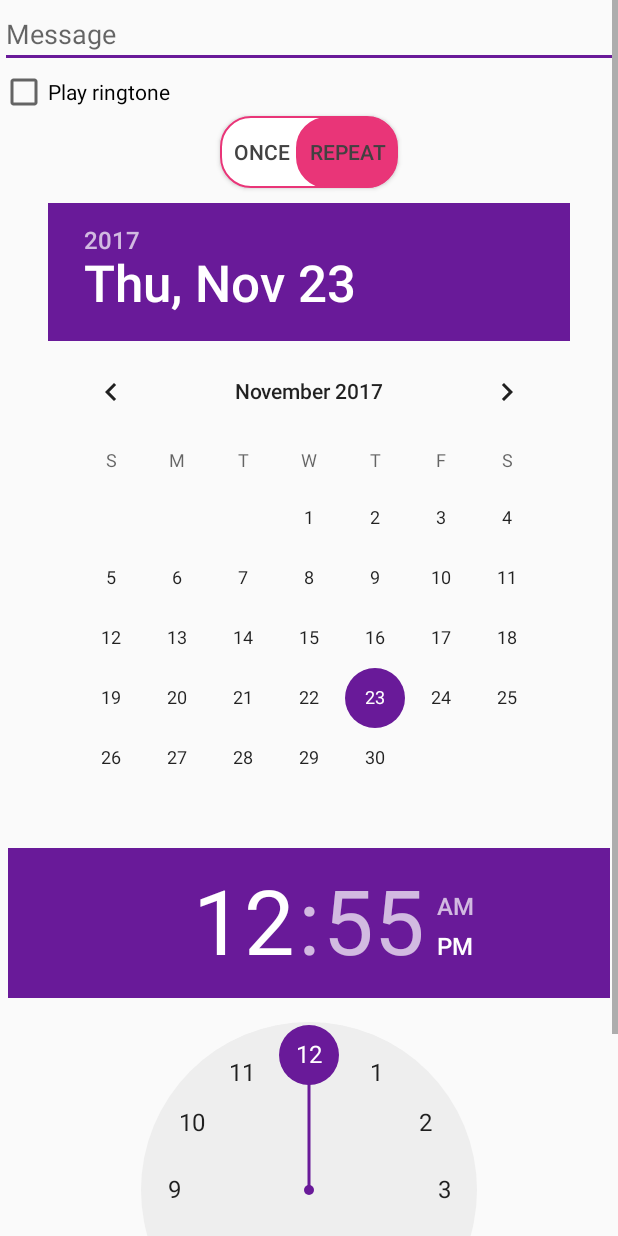
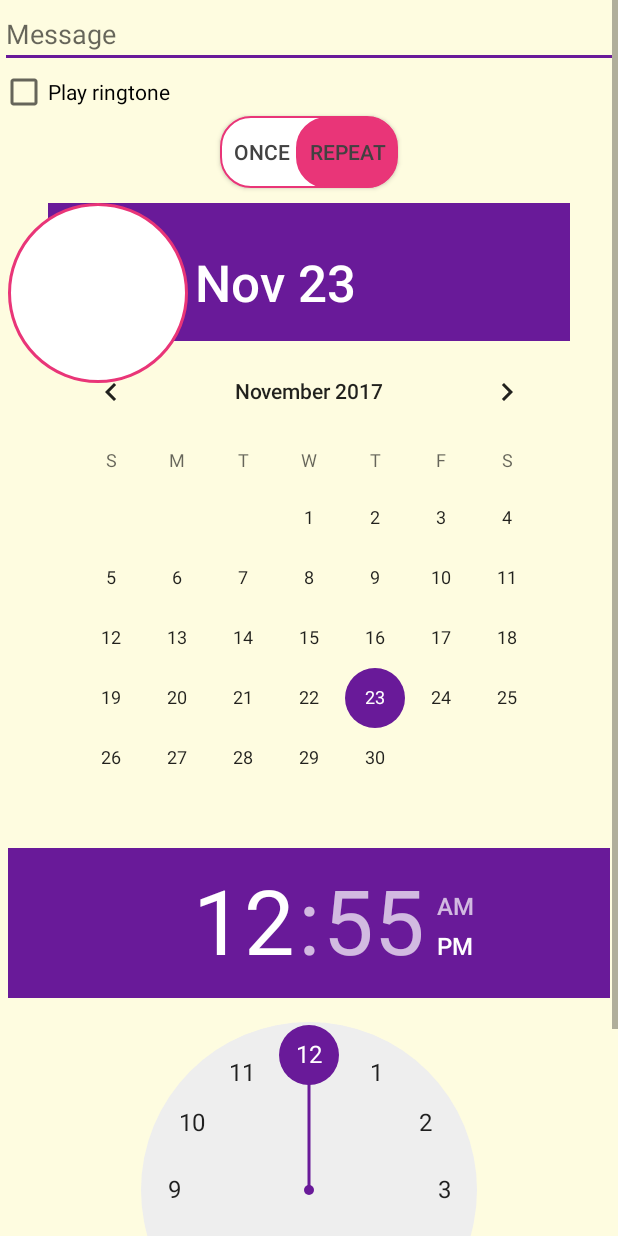
Before and after one commit to oaishi/PocketAid, an Android app: the AddAlarmActivity screen opened directly, with no data from a screen before it, on a phone screen of 412 x 824 dp. Run offline under Robolectric (Android 15) with nearby library versions, the phone set to English and light mode, and no system bars.

```diff
--- a/app/src/main/java/com/example/fariahuq/pocketaid/MainActivity.java
+++ b/app/src/main/java/com/example/fariahuq/pocketaid/MainActivity.java
@@ -59,7 +59,6 @@ public class MainActivity extends ListActivity {
     @Override
     public void onCreate(Bundle savedInstanceState) {
         super.onCreate(savedInstanceState);
-       // requestWindowFeature(Window.FEATURE_NO_TITLE);
         setContentView(R.layout.main);
         findViews();
         db = RemindMe.db;
@@ -104,7 +103,6 @@ public class MainActivity extends ListActivity {
 	private void findViews() {
 		headingText = (TextView) findViewById(R.id.heading_tv);
 		rangeText = (TextView) findViewById(R.id.range_tv);
-//		vs = (ViewSwitcher) findViewById(R.id.view_switcher);
 	}
 
 	private String getRangeStr() {
--- a/app/src/main/res/layout/add.xml
+++ b/app/src/main/res/layout/add.xml
@@ -2,7 +2,8 @@
 <ScrollView xmlns:android="http://schemas.android.com/apk/res/android"
 	xmlns:app="http://schemas.android.com/apk/res-auto"
 	android:layout_width="fill_parent"
-    android:layout_height="fill_parent" >
+	android:layout_height="fill_parent"
+	android:background="@color/Background">
 
 	<LinearLayout
 		android:layout_width="fill_parent"
@@ -14,9 +15,8 @@
 			android:layout_width="fill_parent"
 			android:layout_height="wrap_content"
 			android:ems="10"
-	        android:maxLines="2"
-	        android:hint="Message" >
-	    </EditText>
+			android:hint="Message"
+			android:maxLines="2"></EditText>
 
 		<CheckBox
 			android:id="@+id/sound_cb"
@@ -40,15 +40,17 @@
 			android:id="@+id/view_switcher"
 			android:layout_width="fill_parent"
 			android:layout_height="wrap_content"
-	        android:paddingTop="10dip"
 			android:paddingLeft="5dip"
-	        android:paddingRight="5dip" >
+			android:paddingRight="5dip"
+			android:paddingTop="10dip">
 
-	        <include layout="@layout/include_onetime"
+			<include
+				layout="@layout/include_onetime"
 				android:layout_width="fill_parent"
 				android:layout_height="fill_parent" />
 
-	        <include layout="@layout/include_repeating"
+			<include
+				layout="@layout/include_repeating"
 				android:layout_width="fill_parent"
 				android:layout_height="fill_parent" />
 
@@ -57,7 +59,7 @@
 		<LinearLayout
 			android:layout_width="fill_parent"
 			android:layout_height="wrap_content"
-	        android:gravity="right" >
+			android:gravity="right">
 
 			<ImageButton
 				android:id="@+id/imageButton"
@@ -66,7 +68,7 @@
 				android:layout_weight="1"
 				android:background="@null"
 				android:onClick="create"
-				android:src="@drawable/ok" />
+				android:src="@drawable/ic_check_circle_white_24dp" />
 
 		</LinearLayout>
 
--- a/app/src/main/res/layout/include_onetime.xml
+++ b/app/src/main/res/layout/include_onetime.xml
@@ -1,7 +1,8 @@
 <?xml version="1.0" encoding="utf-8"?>
 <RelativeLayout xmlns:android="http://schemas.android.com/apk/res/android"
     android:layout_width="fill_parent"
-    android:layout_height="fill_parent" >
+    android:layout_height="fill_parent"
+    android:background="@color/Background">
 
     <DatePicker
         android:id="@+id/datePicker"
@@ -16,4 +17,14 @@
         android:layout_below="@+id/datePicker"
         android:layout_centerHorizontal="true" />
 
+    <TextView
+        android:id="@+id/testing"
+        android:layout_width="wrap_content"
+        android:layout_height="wrap_content"
+        android:onClick="onClick"
+        android:gravity="center"
+        android:textSize="42sp"
+        android:textColor="@color/colorlight"
+        android:background="@drawable/fullroundercorner" />
+
 </RelativeLayout>
```
Also changed, not shown: app/src/main/java/com/example/fariahuq/pocketaid/AddAlarmActivity.java (+17 -0 lines), app/src/main/res/drawable/radio_button_selector.xml (added, +7 -0 lines), app/src/main/res/drawable/radio_button_text_selector.xml (added, +7 -0 lines), app/src/main/res/layout/include_repeating.xml (+38 -16 lines). Lines whose indentation alone changed are shown as unchanged.
